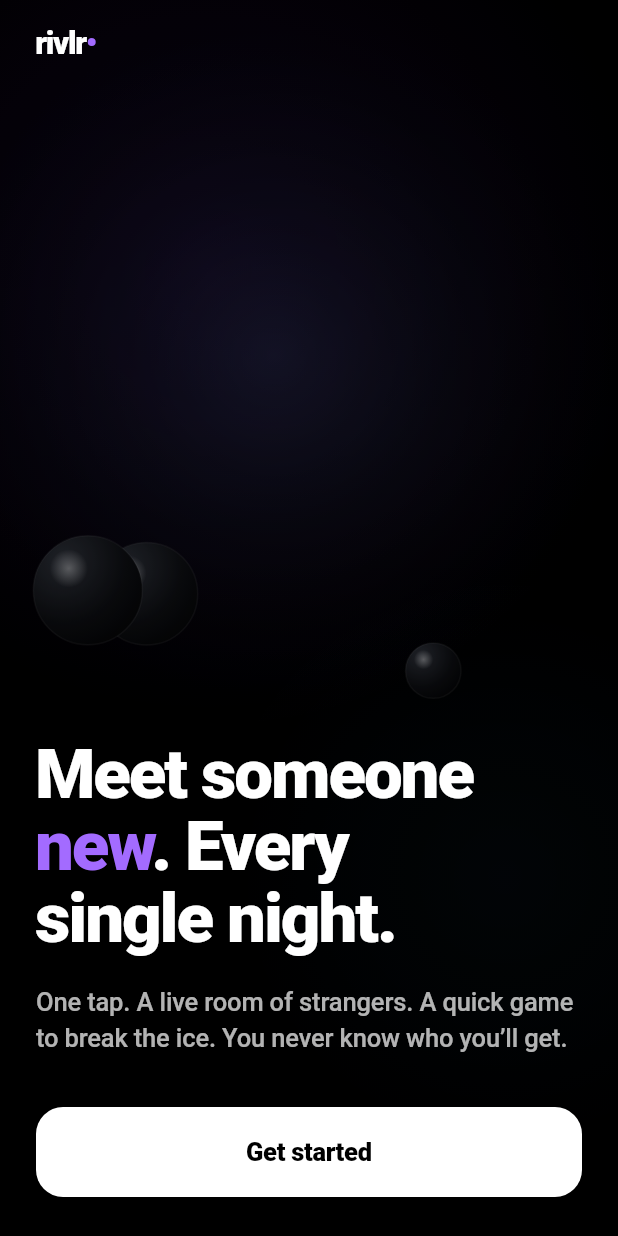
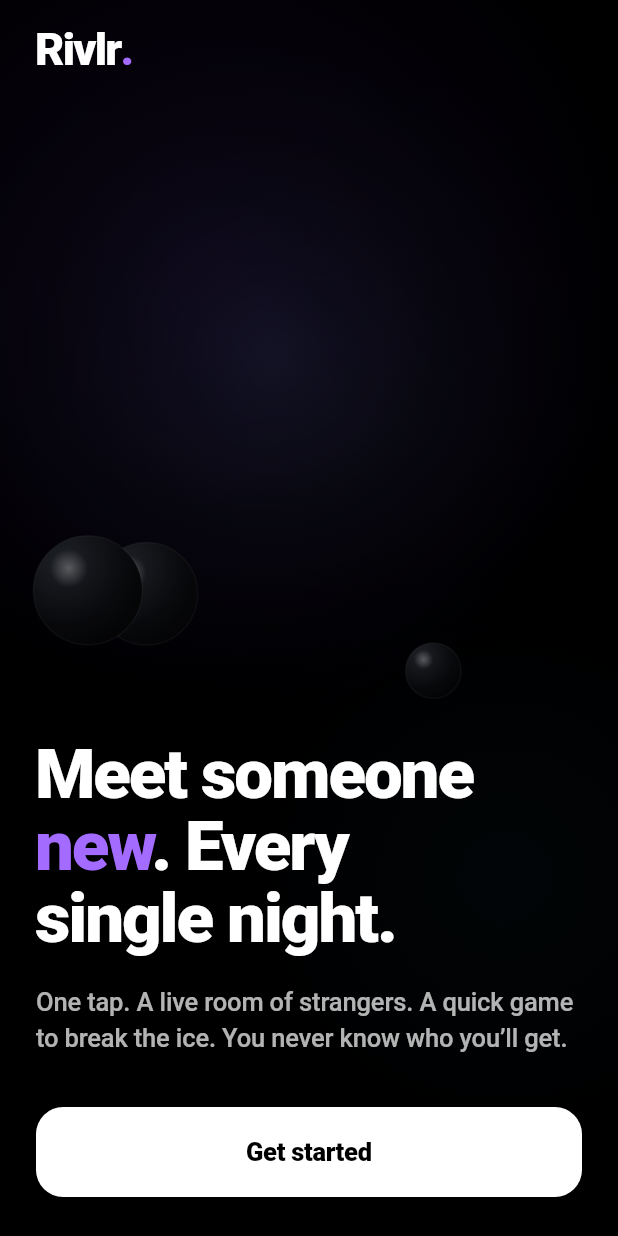
Before and after one commit to stossthegreat/Whatif, a Flutter app: the screen it shows after launch, on a phone screen of 412 x 824 dp. Run offline on Flutter 3.47's test engine with Material 3 defaults, Android fonts, the phone set to English and light mode, and no system bars; our stand-ins replace audioplayers, camera, shared_preferences, wakelock_plus; missing offline and left inert: flutter_webrtc, livekit_client; network calls fail.

Commit message:
Brand: Rivlr. — capital R, confident 30px header wordmark (build +19)
The lowercase 21px 'rivlr•' read timid. The wordmark is now 'Rivlr.'
with a capital R at 30px in headers (26 on the share card), w800 with
tight tracking, and the purple beat becomes a period — a name, not a
username.

Co-Authored-By: Claude Opus 4.8 <noreply@anthropic.com>
Claude-Session: https://claude.ai/code/session_01MViCSGeBizuqwZGbWhsG9P

```diff
--- a/lib/screens/home_screen.dart
+++ b/lib/screens/home_screen.dart
@@ -76,7 +76,7 @@ class _HomeScreenState extends State<HomeScreen> with SingleTickerProviderStateM
                   const SizedBox(height: 6),
                   Row(
                     children: [
-                      const Wordmark(size: 22),
+                      const Wordmark(size: 30),
                       const Spacer(),
                       _RoundBtn(
                         icon: Icons.settings_rounded,
--- a/lib/screens/moments_screen.dart
+++ b/lib/screens/moments_screen.dart
@@ -305,7 +305,7 @@ class _ShareCard extends StatelessWidget {
             child: Column(
               crossAxisAlignment: CrossAxisAlignment.start,
               children: [
-                const Wordmark(size: 22),
+                const Wordmark(size: 26),
                 const Spacer(),
                 Text(m.game.toUpperCase(), style: T.eyebrow.copyWith(color: C.sig, letterSpacing: 2)),
                 const SizedBox(height: 14),
--- a/lib/screens/onboarding_screen.dart
+++ b/lib/screens/onboarding_screen.dart
@@ -51,7 +51,7 @@ class _OnboardingScreenState extends State<OnboardingScreen> {
                   const SizedBox(height: 20),
                   Row(
                     children: [
-                      const Wordmark(size: 21),
+                      const Wordmark(size: 30),
                       const Spacer(),
                       Container(
                         padding: const EdgeInsets.symmetric(horizontal: 11, vertical: 6),
--- a/lib/screens/signin_screen.dart
+++ b/lib/screens/signin_screen.dart
@@ -34,7 +34,7 @@ class SignInScreen extends StatelessWidget {
             crossAxisAlignment: CrossAxisAlignment.stretch,
             children: [
               const SizedBox(height: 18),
-              const Wordmark(size: 21),
+              const Wordmark(size: 30),
               const Spacer(),
               RichText(
                 text: TextSpan(
--- a/lib/screens/welcome_screen.dart
+++ b/lib/screens/welcome_screen.dart
@@ -27,7 +27,7 @@ class WelcomeScreen extends StatelessWidget {
                 crossAxisAlignment: CrossAxisAlignment.start,
                 children: [
                   const SizedBox(height: 18),
-                  const Wordmark(size: 21),
+                  const Wordmark(size: 30),
                   const Spacer(),
                   RichText(
                     text: TextSpan(
--- a/lib/widgets/glass.dart
+++ b/lib/widgets/glass.dart
@@ -6,8 +6,10 @@ import '../theme/tokens.dart';
 
 /// The Rivlr wordmark — clean white with a single cool-signal period. The one
 /// brand flourish, used across onboarding and Home.
+/// The brand. Capital R, confident size, tight tracking — a name, not a
+/// username. The single purple beat after it is the only decoration.
 class Wordmark extends StatelessWidget {
-  const Wordmark({super.key, this.size = 20, this.color = C.tx});
+  const Wordmark({super.key, this.size = 28, this.color = C.tx});
   final double size;
   final Color color;
 
@@ -17,15 +19,15 @@ class Wordmark extends StatelessWidget {
       TextSpan(
         style: TextStyle(
           fontSize: size,
-          fontWeight: FontWeight.w900,
-          letterSpacing: -size * 0.045,
+          fontWeight: FontWeight.w800,
+          letterSpacing: -size * 0.04,
           color: color,
           height: 1.0,
         ),
         children: const [
-          TextSpan(text: 'rivlr'),
+          TextSpan(text: 'Rivlr'),
           // a small purple beat — the one accent
-          TextSpan(text: '•', style: TextStyle(color: C.sig)),
+          TextSpan(text: '.', style: TextStyle(color: C.sig, fontWeight: FontWeight.w900)),
         ],
       ),
     );
--- a/pubspec.yaml
+++ b/pubspec.yaml
@@ -16,7 +16,7 @@ publish_to: 'none' # Remove this line if you wish to publish to pub.dev
 # https://developer.apple.com/library/archive/documentation/General/Reference/InfoPlistKeyReference/Articles/CoreFoundationKeys.html
 # In Windows, build-name is used as the major, minor, and patch parts
 # of the product and file versions while build-number is used as the build suffix.
-version: 1.0.0+18
+version: 1.0.0+19
 
 environment:
   sdk: ^3.8.0
```
